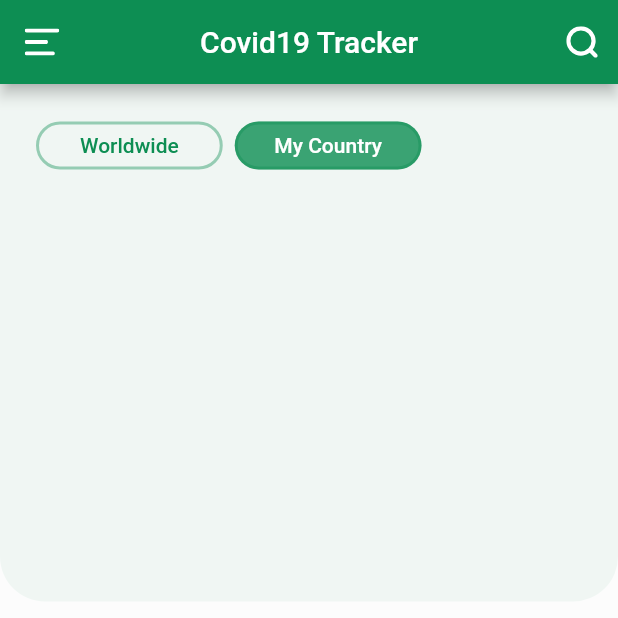
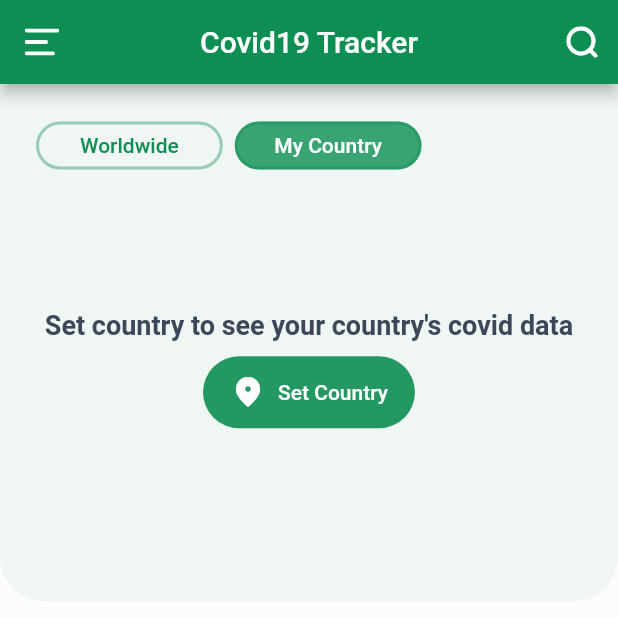
Before and after one commit to Rezuanul-Islam-Fahim/covid19_tracker, a Flutter app: the screen it shows after launch, tab 2 chosen, on a phone screen of 412 x 824 dp, the top half of it. Run offline on Flutter 3.47's test engine with Material 2 defaults, Android fonts, the light colour scheme and no system bars; our stand-ins replace flutter_svg; network calls fail.

Commit message:
Make (My country) update section

```diff
--- a/lib/screens/homeScreen/components/updateSection.dart
+++ b/lib/screens/homeScreen/components/updateSection.dart
@@ -29,6 +29,14 @@ class _UpdateSectionState extends State<UpdateSection> {
 
   @override
   Widget build(BuildContext context) {
+    final ButtonStyle countryButtonStyle = TextButton.styleFrom(
+      padding: EdgeInsets.symmetric(vertical: 12, horizontal: 18),
+      shape: RoundedRectangleBorder(
+        borderRadius: BorderRadius.circular(30),
+      ),
+      backgroundColor: kPrimaryColor.withOpacity(0.9),
+    );
+
     return DefaultTabController(
       length: 2,
       child: Column(
@@ -125,20 +133,27 @@ class _UpdateSectionState extends State<UpdateSection> {
                     ),
                   ],
                 ),
-                GridView(
-                  padding: EdgeInsets.only(top: 15),
-                  gridDelegate: SliverGridDelegateWithFixedCrossAxisCount(
-                    crossAxisCount: 2,
-                    crossAxisSpacing: 15,
-                    mainAxisSpacing: 15,
-                    mainAxisExtent: 110,
-                  ),
-                  physics: NeverScrollableScrollPhysics(),
+                Column(
+                  mainAxisAlignment: MainAxisAlignment.center,
                   children: <Widget>[
-                    // UpdatePanel(data[0]),
-                    // UpdatePanel(data[1]),
-                    // UpdatePanel(data[2]),
-                    // UpdatePanel(data[3]),
+                    Text(
+                      'Set country to see your country\'s covid data',
+                      style: Theme.of(context).textTheme.headline3,
+                      textAlign: TextAlign.center,
+                    ),
+                    SizedBox(height: 10),
+                    TextButton.icon(
+                      icon: Icon(
+                        Icons.location_on_rounded,
+                        color: Colors.white,
+                      ),
+                      style: countryButtonStyle,
+                      label: Text(
+                        'Set Country',
+                        style: TextStyle(color: Colors.white),
+                      ),
+                      onPressed: () {},
+                    ),
                   ],
                 ),
               ],
--- a/lib/theme.dart
+++ b/lib/theme.dart
@@ -13,6 +13,11 @@ ThemeData get appTheme => ThemeData(
               fontSize: 21,
               fontWeight: FontWeight.w700,
             ),
+            headline3: TextStyle(
+              color: kTextMediumColor,
+              fontSize: 18,
+              fontWeight: FontWeight.w600,
+            ),
             headline4: TextStyle(
               color: kTextMediumColor,
               fontSize: 16,
```
